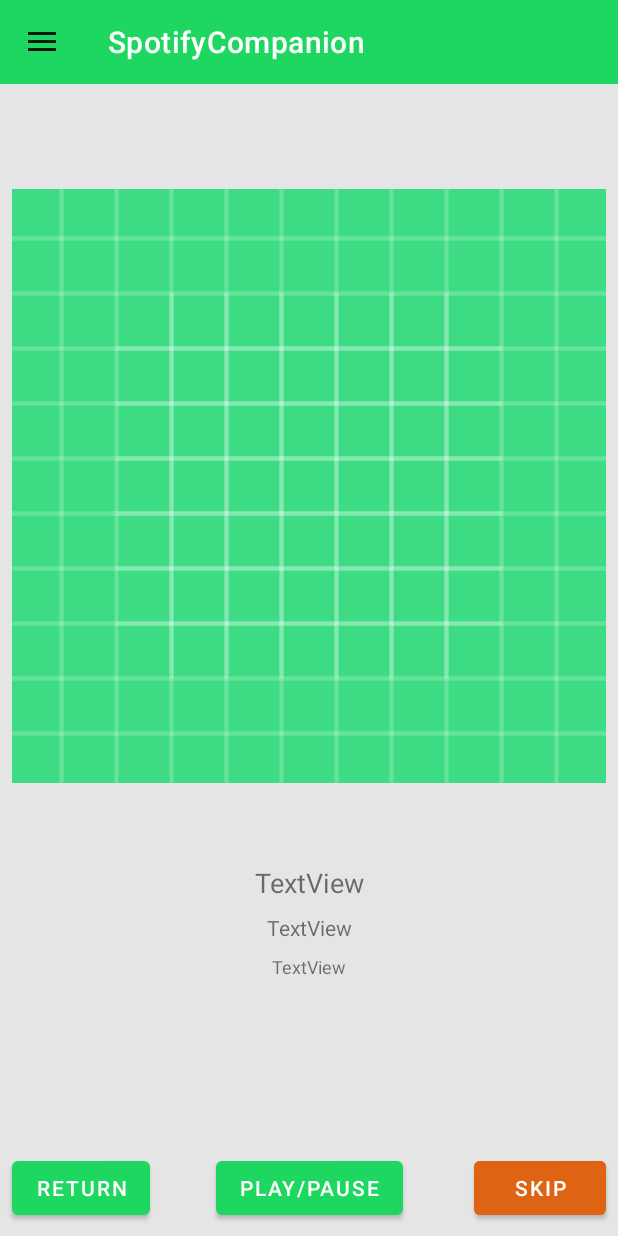
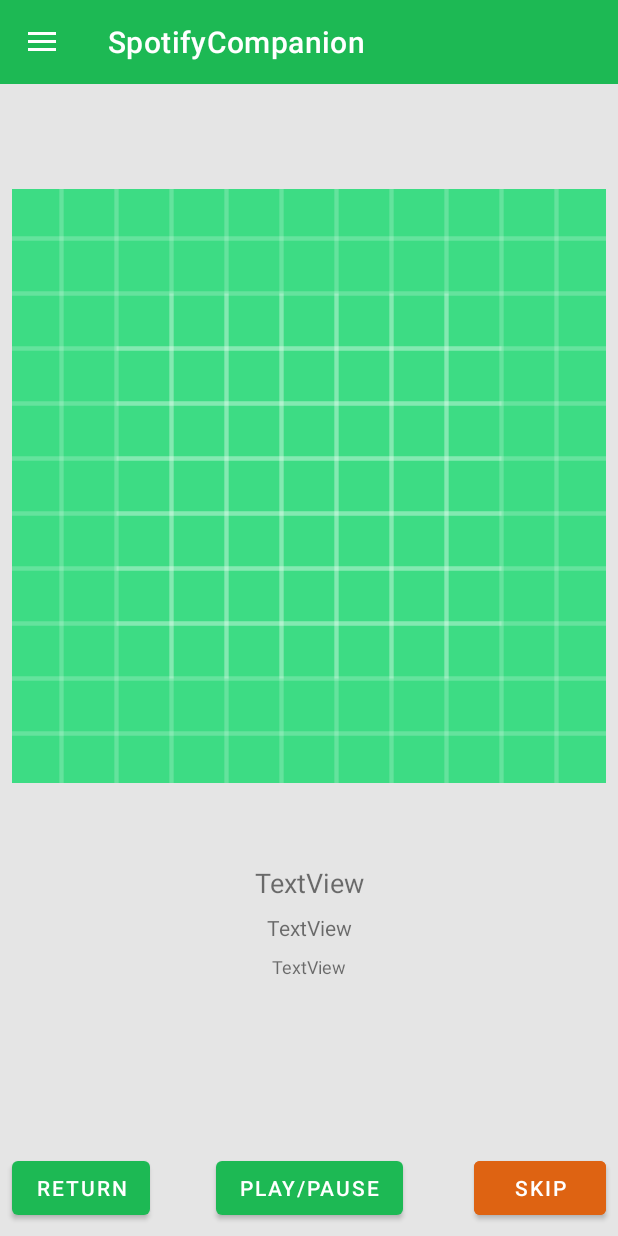
Before and after one commit to MD5-9029/spotify-companion, an Android app: the screen it shows after launch (MainActivity), on a phone screen of 412 x 824 dp. Run offline under Robolectric (Android 15) with nearby library versions, the phone set to English and light mode, and no system bars; libraries missing offline, so code that uses them is left out: com.spotify.android, com.spotify.protocol; 1 statement that could not run was skipped.

Commit message:
status bar has now app primary color, top_bar has white as foreground color, changed green primary colors to fit new palette

```diff
--- a/app/src/main/res/values/themes.xml
+++ b/app/src/main/res/values/themes.xml
@@ -2,8 +2,8 @@
     <!-- Base application theme. -->
     <style name="Theme.SpotifyCompanion" parent="Theme.MaterialComponents.DayNight.NoActionBar">
         <!-- Primary brand color. -->
-        <item name="colorPrimary">@color/green_200</item>
-        <item name="colorPrimaryVariant">@color/green_500</item>
+        <item name="colorPrimary">@color/green_500</item>
+        <item name="colorPrimaryVariant">@color/green_700</item>
         <item name="colorOnPrimary">@color/white</item>
         <!-- Secondary brand color. -->
         <item name="colorSecondary">@color/red_200</item>
@@ -13,9 +13,16 @@
         <item name="colorPrimaryDark">@color/gray_700</item>
 
         <!-- Status bar color. -->
-        <item name="android:statusBarColor" tools:targetApi="l">?attr/colorPrimaryDark</item>
+        <item name="android:statusBarColor" tools:targetApi="l">?attr/colorPrimary</item>
         <!-- Customize your theme here. -->
         <item name="android:colorBackground">@color/gray_200</item>
+
+        <item name="drawerArrowStyle">@style/WhiteDrawerIconStyle</item>
+    </style>
+
+    <style name="WhiteDrawerIconStyle" parent="Widget.AppCompat.DrawerArrowToggle">
+        <item name="spinBars">true</item>
+        <item name="color">@android:color/white</item>
     </style>
 
     <style name="Theme.SpotifyCompanion.NoActionBar">
```
